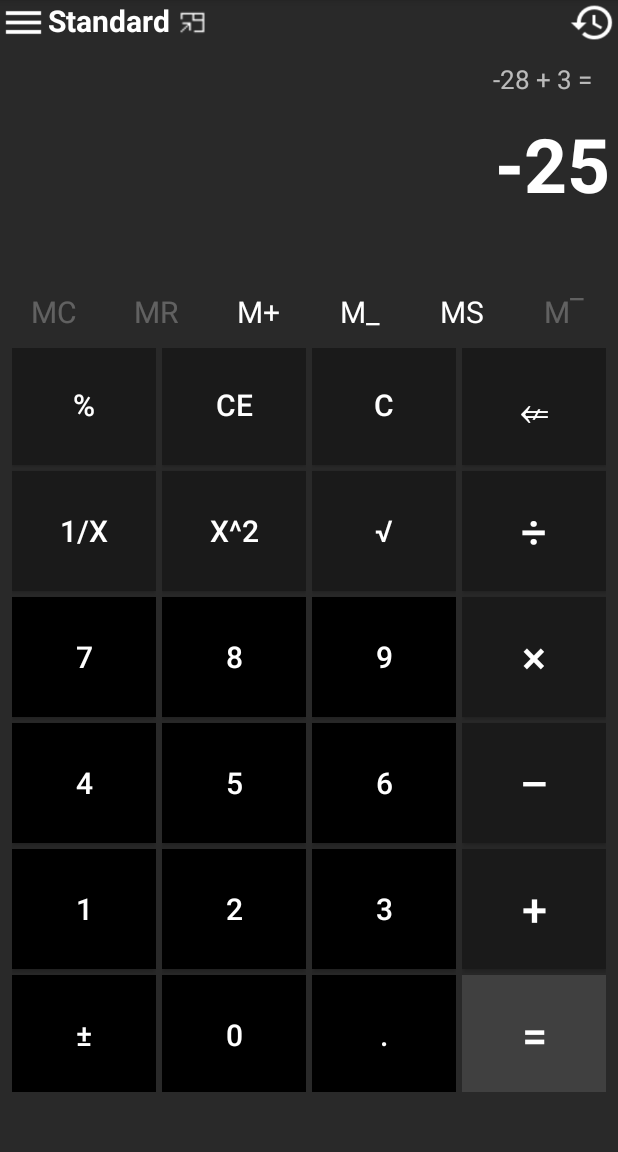
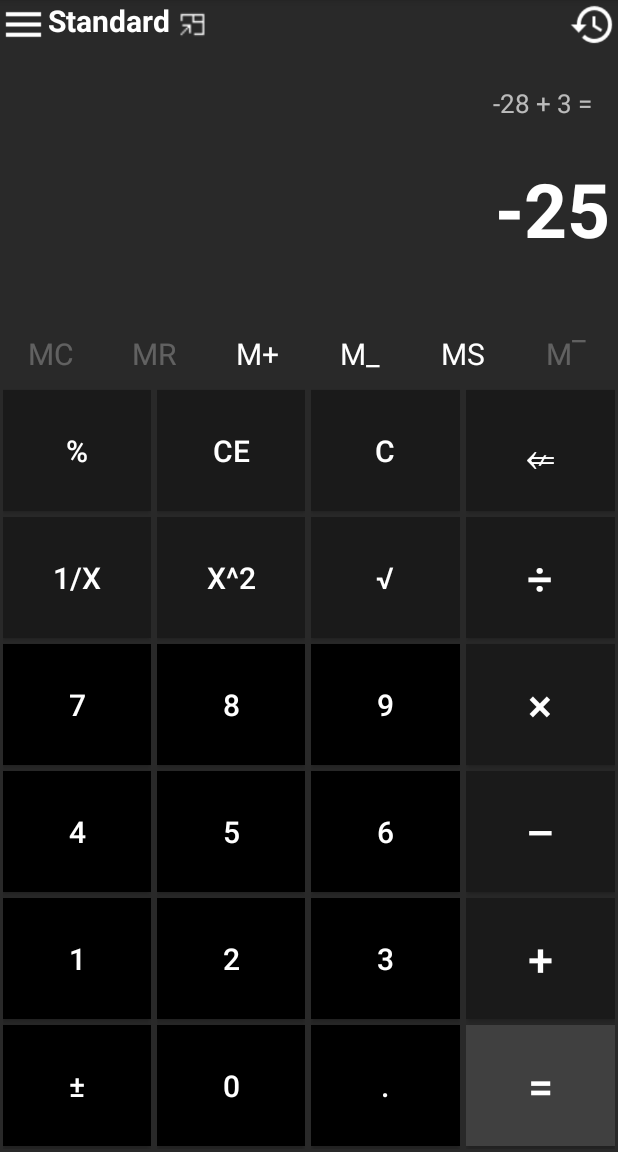
Before and after one commit to ducht2699/Assignment_30-9-2020, an Android app: the screen it shows after launch (MainActivity), on a phone screen of 412 x 824 dp, the part 84-1236 px from its top. Run offline under Robolectric (Android 15) with nearby library versions, the phone set to English and light mode, and no system bars.

Commit message:
- Rearrange components with layout_weight

```diff
--- a/app/src/main/res/layout/activity_main.xml
+++ b/app/src/main/res/layout/activity_main.xml
@@ -1,22 +1,26 @@
 <?xml version="1.0" encoding="utf-8"?>
 <LinearLayout xmlns:android="http://schemas.android.com/apk/res/android"
-    xmlns:app="http://schemas.android.com/apk/res-auto"
     xmlns:tools="http://schemas.android.com/tools"
     android:layout_width="match_parent"
     android:layout_height="match_parent"
     android:background="#292929"
     android:orientation="vertical"
-    tools:context=".MainActivity">
+    tools:context=".MainActivity"
+    android:weightSum="3">
     <!--screen-->
     <LinearLayout
         android:layout_width="match_parent"
-        android:layout_height="230dp"
+        android:layout_height="0dp"
         android:orientation="vertical"
-        tools:context=".MainActivity">
+        tools:context=".MainActivity"
+        android:layout_weight="1"
+        android:weightSum="7">
         <!--            navigator-->
         <LinearLayout
             android:layout_width="match_parent"
-            android:layout_height="30dp">
+            android:layout_height="0dp"
+            android:layout_weight="0.9"
+            android:weightSum="10">
 
             <Button
                 android:layout_width="31dp"
@@ -31,7 +35,7 @@
                 android:text="Standard"
                 android:textAlignment="center"
                 android:textColor="@android:color/white"
-                android:textSize="20dp"
+                android:textSize="20sp"
                 android:textStyle="bold"></TextView>
 
             <ImageView
@@ -55,29 +59,32 @@
         <!--        history screen-->
         <TextView
             android:layout_width="match_parent"
-            android:layout_height="45dp"
+            android:layout_height="0dp"
+            android:layout_weight="2"
             android:layout_marginRight="17dp"
             android:gravity="center"
             android:text="-28 + 3 ="
             android:textAlignment="textEnd"
             android:textAllCaps="false"
             android:textColor="#AEFFFFFF"
-            android:textSize="17dp"
+            android:textSize="17sp"
             tools:ignore="RtlCompat">
 
         </TextView>
         <!--        screen-->
         <LinearLayout
             android:layout_width="match_parent"
-            android:layout_height="110dp">
+            android:layout_height="0dp"
+            android:layout_weight="3">
 
             <TextView
                 android:layout_width="match_parent"
                 android:layout_height="match_parent"
+
                 android:text="-25"
                 android:textAlignment="textEnd"
                 android:textColor="@android:color/white"
-                android:textSize="50dp"
+                android:textSize="50sp"
                 android:textStyle="bold"
                 android:layout_marginRight="5dp">
 
@@ -86,66 +93,74 @@
         <!--        middle navigatior-->
         <LinearLayout
             android:layout_width="match_parent"
-            android:layout_height="45dp"
-            android:gravity="center">
+            android:layout_height="0dp"
+            android:layout_weight="1.1"
+            android:gravity="center"
+            android:weightSum="6">
 
             <TextView
-                android:layout_width="68dp"
+                android:layout_width="0dp"
                 android:layout_height="match_parent"
+                android:layout_weight="1"
                 android:gravity="center"
                 android:text="MC"
                 android:textColor="#43FFFFFF"
-                android:textSize="20dp">
+                android:textSize="20sp">
 
             </TextView>
 
             <TextView
-                android:layout_width="68dp"
+                android:layout_width="0dp"
+                android:layout_weight="1"
                 android:layout_height="match_parent"
                 android:gravity="center"
                 android:text="MR"
                 android:textColor="#43FFFFFF"
-                android:textSize="20dp">
+                android:textSize="20sp">
 
             </TextView>
 
             <TextView
-                android:layout_width="68dp"
+                android:layout_width="0dp"
+                android:layout_weight="1"
                 android:layout_height="match_parent"
                 android:gravity="center"
                 android:text="M+"
                 android:textColor="#FFFFFF"
-                android:textSize="20dp">
+                android:textSize="20sp">
 
             </TextView>
 
             <TextView
-                android:layout_width="68dp"
+                android:layout_width="0dp"
+                android:layout_weight="1"
                 android:layout_height="match_parent"
                 android:gravity="center"
                 android:text="M_"
                 android:textColor="#FFFFFF"
-                android:textSize="20dp">
+                android:textSize="20sp">
 
             </TextView>
 
             <TextView
-                android:layout_width="68dp"
+                android:layout_width="0dp"
+                android:layout_weight="1"
                 android:layout_height="match_parent"
                 android:gravity="center"
                 android:text="MS"
                 android:textColor="#FFFFFF"
-                android:textSize="20dp">
+                android:textSize="20sp">
 
             </TextView>
 
             <TextView
-                android:layout_width="68dp"
+                android:layout_width="0dp"
+                android:layout_weight="1"
                 android:layout_height="match_parent"
                 android:gravity="center"
                 android:text="M‾"
                 android:textColor="#43FFFFFF"
-                android:textSize="20dp">
+                android:textSize="20sp">
 
             </TextView>
 
@@ -156,13 +171,99 @@
     <!--    NUmber-->
     <LinearLayout
         android:layout_width="match_parent"
-        android:layout_height="500dp"
+        android:layout_height="0dp"
         android:gravity="center"
-
+        android:layout_weight="2"
+        android:weightSum="4"
         tools:context=".MainActivity">
 
         <LinearLayout
-            android:layout_width="100dp"
+            android:layout_width="0dp"
+            android:layout_weight="1"
+            android:layout_height="match_parent"
+            android:gravity="center"
+            android:orientation="vertical"
+            android:padding="2dp"
+            android:weightSum="6">
+
+            <Button
+                android:id="@+id/percentButton"
+                android:layout_width="match_parent"
+                android:layout_height="0dp"
+                android:layout_weight="1"
+                android:layout_marginVertical="2dp"
+                android:background="#1A1A1A"
+                android:text="%"
+                android:textColor="#FFFFFF"
+                android:textSize="20sp">
+
+            </Button>
+
+            <Button
+                android:layout_width="match_parent"
+                android:layout_height="0dp"
+                android:layout_weight="1"
+                android:layout_marginVertical="2dp"
+                android:background="#1A1A1A"
+                android:text="1/x"
+                android:textColor="#FFFFFF"
+                android:textSize="20sp">
+
+            </Button>
+
+            <Button
+                android:layout_width="match_parent"
+                android:layout_height="0dp"
+                android:layout_weight="1"
+                android:layout_marginVertical="2dp"
+                android:background="#000000"
+                android:text="7"
+                android:textColor="#FFFFFF"
+                android:textSize="20sp">
+
+            </Button>
+
+            <Button
+                android:layout_width="match_parent"
+                android:layout_height="0dp"
+                android:layout_weight="1"
+                android:layout_marginVertical="2dp"
+                android:background="#000000"
+                android:text="4"
+                android:textColor="#FFFFFF"
+                android:textSize="20sp">
+
+            </Button>
+
+            <Button
+                android:layout_width="match_parent"
+                android:layout_height="0dp"
+                android:layout_weight="1"
+                android:layout_marginVertical="2dp"
+                android:background="#000000"
+                android:text="1"
+                android:textColor="#FFFFFF"
+                android:textSize="20sp">
+
+            </Button>
+
+            <Button
+                android:layout_width="match_parent"
+                android:layout_height="0dp"
+                android:layout_weight="1"
+                android:layout_marginVertical="2dp"
+                android:background="#000000"
+                android:text="±"
+                android:textColor="#FFFFFF"
+                android:textSize="20sp">
+
+            </Button>
+
+        </LinearLayout>
+
+        <LinearLayout
+            android:layout_width="0dp"
+            android:layout_weight="1"
             android:layout_height="match_parent"
             android:gravity="center"
             android:orientation="vertical"
@@ -170,74 +271,81 @@
 
             <Button
                 android:layout_width="match_parent"
-                android:layout_height="80dp"
+                android:layout_height="0dp"
                 android:layout_marginVertical="2dp"
+                android:layout_weight="1"
                 android:background="#1A1A1A"
-                android:text="%"
+                android:text="CE"
                 android:textColor="#FFFFFF"
-                android:textSize="20dp">
+                android:textSize="20sp">
 
             </Button>
 
             <Button
                 android:layout_width="match_parent"
-                android:layout_height="80dp"
+                android:layout_height="0dp"
                 android:layout_marginVertical="2dp"
+                android:layout_weight="1"
                 android:background="#1A1A1A"
-                android:text="1/x"
+                android:text="x^2"
                 android:textColor="#FFFFFF"
-                android:textSize="20dp">
+                android:textSize="20sp">
 
             </Button>
 
             <Button
                 android:layout_width="match_parent"
-                android:layout_height="80dp"
+                android:layout_height="0dp"
                 android:layout_marginVertical="2dp"
+                android:layout_weight="1"
                 android:background="#000000"
-                android:text="7"
+                android:text="8"
                 android:textColor="#FFFFFF"
-                android:textSize="20dp">
+                android:textSize="20sp">
 
             </Button>
 
             <Button
                 android:layout_width="match_parent"
-                android:layout_height="80dp"
+                android:layout_height="0dp"
                 android:layout_marginVertical="2dp"
+                android:layout_weight="1"
                 android:background="#000000"
-                android:text="4"
+                android:text="5"
                 android:textColor="#FFFFFF"
-                android:textSize="20dp">
+                android:textSize="20sp">
 
             </Button>
 
             <Button
                 android:layout_width="match_parent"
-                android:layout_height="80dp"
+                android:layout_height="0dp"
                 android:layout_marginVertical="2dp"
+                android:layout_weight="1"
                 android:background="#000000"
-                android:text="1"
+                android:text="2"
                 android:textColor="#FFFFFF"
-                android:textSize="20dp">
+                android:textSize="20sp">
 
             </Button>
 
             <Button
                 android:layout_width="match_parent"
-                android:layout_height="80dp"
+                android:layout_height="0dp"
                 android:layout_marginVertical="2dp"
+                android:layout_weight="1"
                 android:background="#000000"
-                android:text="±"
+                android:text="0"
                 android:textColor="#FFFFFF"
-                android:textSize="20dp">
+                android:textSize="20sp">
 
             </Button>
 
         </LinearLayout>
 
         <LinearLayout
-            android:layout_width="100dp"
+            android:layout_width="0dp"
+            android:layout_weight="1"
             android:layout_height="match_parent"
             android:gravity="center"
             android:orientation="vertical"
@@ -245,74 +353,81 @@
 
             <Button
                 android:layout_width="match_parent"
-                android:layout_height="80dp"
+                android:layout_height="0dp"
                 android:layout_marginVertical="2dp"
+                android:layout_weight="1"
                 android:background="#1A1A1A"
-                android:text="CE"
+                android:text="C"
                 android:textColor="#FFFFFF"
-                android:textSize="20dp">
+                android:textSize="20sp">
 
             </Button>
 
             <Button
                 android:layout_width="match_parent"
-                android:layout_height="80dp"
+                android:layout_height="0dp"
                 android:layout_marginVertical="2dp"
+                android:layout_weight="1"
                 android:background="#1A1A1A"
-                android:text="x^2"
+                android:text="√"
                 android:textColor="#FFFFFF"
-                android:textSize="20dp">
+                android:textSize="20sp">
 
             </Button>
 
             <Button
                 android:layout_width="match_parent"
-                android:layout_height="80dp"
+                android:layout_height="0dp"
                 android:layout_marginVertical="2dp"
+                android:layout_weight="1"
                 android:background="#000000"
-                android:text="8"
+                android:text="9"
                 android:textColor="#FFFFFF"
-                android:textSize="20dp">
+                android:textSize="20sp">
 
             </Button>
 
             <Button
                 android:layout_width="match_parent"
-                android:layout_height="80dp"
+                android:layout_height="0dp"
                 android:layout_marginVertical="2dp"
+                android:layout_weight="1"
                 android:background="#000000"
-                android:text="5"
+                android:text="6"
                 android:textColor="#FFFFFF"
-                android:textSize="20dp">
+                android:textSize="20sp">
 
             </Button>
 
             <Button
                 android:layout_width="match_parent"
-                android:layout_height="80dp"
+                android:layout_height="0dp"
                 android:layout_marginVertical="2dp"
+                android:layout_weight="1"
                 android:background="#000000"
-                android:text="2"
+                android:text="3"
                 android:textColor="#FFFFFF"
-                android:textSize="20dp">
+                android:textSize="20sp">
 
             </Button>
 
             <Button
                 android:layout_width="match_parent"
-                android:layout_height="80dp"
+                android:layout_height="0dp"
                 android:layout_marginVertical="2dp"
+                android:layout_weight="1"
                 android:background="#000000"
-                android:text="0"
+                android:text="."
                 android:textColor="#FFFFFF"
-                android:textSize="20dp">
+                android:textSize="20sp">
 
             </Button>
 
         </LinearLayout>
 
         <LinearLayout
-            android:layout_width="100dp"
+            android:layout_width="0dp"
+            android:layout_weight="1"
             android:layout_height="match_parent"
             android:gravity="center"
             android:orientation="vertical"
@@ -320,94 +435,21 @@
 
             <Button
                 android:layout_width="match_parent"
-                android:layout_height="80dp"
+                android:layout_height="0dp"
                 android:layout_marginVertical="2dp"
+                android:layout_weight="1"
                 android:background="#1A1A1A"
-                android:text="C"
+                android:text="⇍"
                 android:textColor="#FFFFFF"
-                android:textSize="20dp">
+                android:textSize="30sp">
 
             </Button>
 
             <Button
                 android:layout_width="match_parent"
-                android:layout_height="80dp"
+                android:layout_height="0dp"
                 android:layout_marginVertical="2dp"
-                android:background="#1A1A1A"
-                android:text="√"
-                android:textColor="#FFFFFF"
-                android:textSize="20dp">
-
-            </Button>
-
-            <Button
-                android:layout_width="match_parent"
-                android:layout_height="80dp"
-                android:layout_marginVertical="2dp"
-                android:background="#000000"
-                android:text="9"
-                android:textColor="#FFFFFF"
-                android:textSize="20dp">
-
-            </Button>
-
-            <Button
-                android:layout_width="match_parent"
-                android:layout_height="80dp"
-                android:layout_marginVertical="2dp"
-                android:background="#000000"
-                android:text="6"
-                android:textColor="#FFFFFF"
-                android:textSize="20dp">
-
-            </Button>
-
-            <Button
-                android:layout_width="match_parent"
-                android:layout_height="80dp"
-                android:layout_marginVertical="2dp"
-                android:background="#000000"
-                android:text="3"
-                android:textColor="#FFFFFF"
-                android:textSize="20dp">
-
-            </Button>
-
-            <Button
-                android:layout_width="match_parent"
-                android:layout_height="80dp"
-                android:layout_marginVertical="2dp"
-                android:background="#000000"
-                android:text="."
-                android:textColor="#FFFFFF"
-                android:textSize="20dp">
-
-            </Button>
-
-        </LinearLayout>
-
-        <LinearLayout
-            android:layout_width="100dp"
-            android:layout_height="match_parent"
-            android:gravity="center"
-            android:orientation="vertical"
-            android:padding="2dp">
-
-            <Button
-                android:layout_width="match_parent"
-                android:layout_height="80dp"
-                android:layout_marginVertical="2dp"
-                android:background="#1A1A1A"
-                android:text="⇍"
-                android:textColor="#FFFFFF"
-                android:textSize="30dp">
-
-            </Button>
-
-            <Button
-                android:layout_width="match_parent"
-                android:layout_height="80dp"
-                android:layout_marginVertical="2dp"
+                android:layout_weight="1"
                 android:background="#1A1A1A"
                 android:text="÷"
                 android:textAllCaps="false"
@@ -419,21 +461,23 @@
 
             <Button
                 android:layout_width="match_parent"
-                android:layout_height="80dp"
+                android:layout_height="0dp"
                 android:layout_marginVertical="2dp"
+                android:layout_weight="1"
                 android:background="#1A1A1A"
                 android:text="×"
                 android:textAllCaps="false"
                 android:textColor="#FFFFFF"
-                android:textSize="30dp"
+                android:textSize="30sp"
                 android:textStyle="normal">
 
             </Button>
 
             <Button
                 android:layout_width="match_parent"
-                android:layout_height="80dp"
+                android:layout_height="0dp"
                 android:layout_marginVertical="2dp"
+                android:layout_weight="1"
                 android:background="#1A1A1A"
                 android:text="–"
                 android:textAllCaps="false"
@@ -445,26 +489,28 @@
 
             <Button
                 android:layout_width="match_parent"
-                android:layout_height="80dp"
+                android:layout_height="0dp"
                 android:layout_marginVertical="2dp"
+                android:layout_weight="1"
                 android:background="#1A1A1A"
                 android:text="+"
                 android:textAllCaps="false"
                 android:textColor="#FFFFFF"
-                android:textSize="30dp"
+                android:textSize="30sp"
                 android:textStyle="normal">
 
             </Button>
 
             <Button
                 android:layout_width="match_parent"
-                android:layout_height="80dp"
+                android:layout_height="0dp"
                 android:layout_marginVertical="2dp"
+                android:layout_weight="1"
                 android:background="#404040"
                 android:text="="
                 android:textAllCaps="false"
                 android:textColor="#FFFFFF"
-                android:textSize="30dp"
+                android:textSize="30sp"
                 android:textStyle="normal">
 
             </Button>
```
